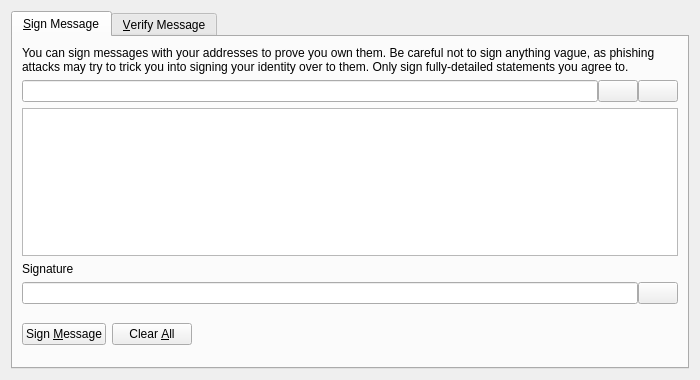
Above: src/qt/forms/signverifymessagedialog.ui from MassGrid/MassGrid before the change. Below: the same form after it.
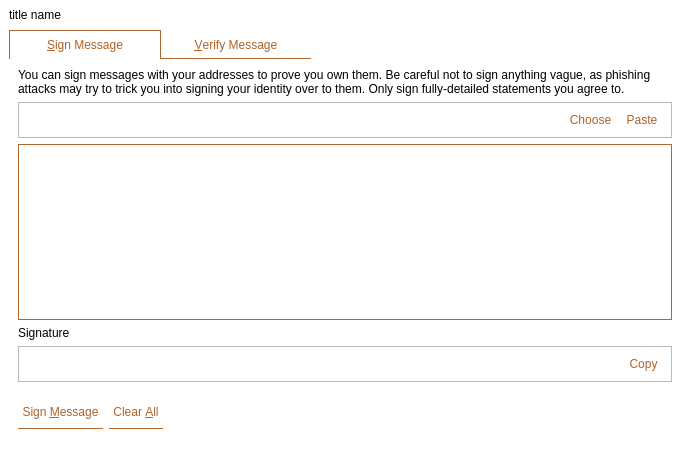
That is the form after the change. The open tabs and pages were chosen to show the change. Icons and pictures are not drawn. Custom widgets are drawn as their Qt base class.

```diff
--- a/src/qt/forms/signverifymessagedialog.ui
+++ b/src/qt/forms/signverifymessagedialog.ui
@@ -6,18 +6,257 @@
    <rect>
     <x>0</x>
     <y>0</y>
-    <width>700</width>
-    <height>380</height>
+    <width>690</width>
+    <height>454</height>
    </rect>
   </property>
+  <property name="minimumSize">
+   <size>
+    <width>0</width>
+    <height>0</height>
+   </size>
+  </property>
   <property name="windowTitle">
    <string>Signatures - Sign / Verify a Message</string>
   </property>
+  <property name="styleSheet">
+   <string notr="true">QWidget{
+	background-color: rgb(255, 255, 255);
+}
+
+QTabBar::tab
+{
+color: rgb(172, 99, 43);
+border-bottom:1px solid rgb(174,103,46);
+border-left:0px solid rgb(174,103,46);
+border-right:0px solid rgb(174,103,46);
+border-top:0px solid rgb(174,103,46);
+    min-width: 150px;
+    min-height: 28px;
+}
+
+
+QTabBar::tab:selected, QTabBar::tab:hover
+{
+border-left:1px solid rgb(174,103,46);
+border-right:1px solid rgb(174,103,46);
+border-top:1px solid rgb(174,103,46);
+border-bottom:0px solid rgb(174,103,46);
+}
+
+
+QTabBar::tab:selected
+{
+border-left:1px solid rgb(174,103,46);
+border-right:1px solid rgb(174,103,46);
+border-top:1px solid rgb(174,103,46);
+border-bottom:0px solid rgb(174,103,46);
+}
+
+QTabBar::tab:!selected
+{
+color: rgb(172, 99, 43);
+border-bottom:1px solid rgb(174,103,46);
+border-left:0px solid rgb(174,103,46);
+border-right:0px solid rgb(174,103,46);
+border-top:0px solid rgb(174,103,46);
+}
+
+QTabWidget::pane{
+	border:none;
+}
+
+QFrame{
+border:hidden;
+}
+QLineEdit{
+	border-color: rgb(186, 186, 186);
+	border:1px solid rgb(186, 186, 186);
+}
+
+
+QCheckBox{  
+    spacing: 5px;  
+}  
+  
+QCheckBox::indicator{  
+	width:20px;
+	height:20px; 
+}  
+  
+QCheckBox::indicator:unchecked{  
+	border-image: url(:/pic/res/pic/kPic.png);
+}  
+  
+QCheckBox::indicator:checked{  
+	border-image: url(:/pic/res/pic/selectPic.png);
+}  
+  
+QCheckBox::indicator:checked:disabled{  
+    image:url(:/CheckBox/res/checkedDisabled.png);  
+}  
+
+
+QSpinBox{
+ height:30px;
+ width:30px;
+	background-color: rgba(255, 255, 255, 0);
+	border:hidden;
+}
+QSpinBox::up-button
+{
+	background-color: rgba(255, 255, 255, 0);
+}
+QSpinBox::down-button{
+	background-color: rgba(255, 255, 255, 0);
+}
+
+QFrame#frame_9,QFrame#frame_10{
+	border-color: rgb(186, 186, 186);
+	border:1px solid rgb(186, 186, 186);
+}
+
+QComboBox
+{
+width: 120px;  
+height: 600px;
+border:1px solid rgb(174,103,46);
+font-size: 12pt;
+font-family: 微软雅黑,宋体;
+background-repeat: no-repeat;
+background-position: center left;
+background-color: rgb(255, 255, 255);
+color: rgb(0, 0, 0);
+selection-color: black;
+selection-background-color: darkgray;
+}
+
+QComboBox::drop-down 
+{
+width: 30px; 
+height:30px;
+image: url(:/pic/res/pic/xjt.png);
+}
+QComboBox QAbstractItemView
+{
+height:100px;
+border: 0px;  
+color: rgb(255, 255, 255);
+selection-color: rgb(255, 255, 255);
+selection-background-color: rgb(239, 169, 4);
+background-color: rgb(198, 125, 26);
+}
+QComboBox QAbstractItemView::item
+{
+height: 20px;
+background-color: rgb(198, 125, 26);
+border:hidden;
+}
+
+QPlainTextEdit{
+border:1px solid rgb(174,103,46);
+}
+
+QFrame#frame,QFrame#frame_2,QFrame#frame_3,QValidatedLineEdit#signatureIn_VM{
+	border-color: rgb(186, 186, 186);
+	border:1px solid rgb(186, 186, 186);
+}
+
+QToolButton{
+min-height:30;
+color: rgb(172, 99, 43);
+border-bottom:1px solid rgb(174,103,46);
+border-left:0px solid rgb(174,103,46);
+border-right:0px solid rgb(174,103,46);
+border-top:0px solid rgb(174,103,46);
+}
+
+</string>
+  </property>
   <property name="modal">
    <bool>true</bool>
   </property>
   <layout class="QVBoxLayout" name="verticalLayout">
+   <property name="spacing">
+    <number>0</number>
+   </property>
+   <property name="leftMargin">
+    <number>0</number>
+   </property>
+   <property name="topMargin">
+    <number>0</number>
+   </property>
+   <property name="rightMargin">
+    <number>0</number>
+   </property>
+   <property name="bottomMargin">
+    <number>0</number>
+   </property>
    <item>
+    <layout class="QHBoxLayout" name="horizontalLayout_5">
+     <property name="leftMargin">
+      <number>9</number>
+     </property>
+     <item>
+      <widget class="QLabel" name="label_titleName">
+       <property name="text">
+        <string>title name</string>
+       </property>
+      </widget>
+     </item>
+     <item>
+      <spacer name="horizontalSpacer_3">
+       <property name="orientation">
+        <enum>Qt::Horizontal</enum>
+       </property>
+       <property name="sizeHint" stdset="0">
+        <size>
+         <width>40</width>
+         <height>20</height>
+        </size>
+       </property>
+      </spacer>
+     </item>
+     <item>
+      <widget class="QToolButton" name="cancelButton">
+       <property name="minimumSize">
+        <size>
+         <width>30</width>
+         <height>30</height>
+        </size>
+       </property>
+       <property name="maximumSize">
+        <size>
+         <width>30</width>
+         <height>30</height>
+        </size>
+       </property>
+       <property name="styleSheet">
+        <string notr="true">QToolButton{
+border:hidden;
+image: url(:/pic/res/pic/closeBtn.png);
+}
+</string>
+       </property>
+       <property name="text">
+        <string/>
+       </property>
+      </widget>
+     </item>
+    </layout>
+   </item>
+   <item>
+    <layout class="QGridLayout" name="gridLayout">
+     <property name="leftMargin">
+      <number>9</number>
+     </property>
+     <property name="rightMargin">
+      <number>9</number>
+     </property>
+     <property name="bottomMargin">
+      <number>9</number>
+     </property>
+     <item row="0" column="0">
     <widget class="QTabWidget" name="tabWidget">
      <property name="currentIndex">
       <number>0</number>
@@ -41,24 +280,49 @@
         </widget>
        </item>
        <item>
-        <layout class="QHBoxLayout" name="horizontalLayout_1_SM">
-         <property name="spacing">
-          <number>0</number>
+          <widget class="QFrame" name="frame">
+           <property name="styleSheet">
+            <string notr="true"/>
+           </property>
+           <property name="frameShape">
+            <enum>QFrame::StyledPanel</enum>
+           </property>
+           <property name="frameShadow">
+            <enum>QFrame::Raised</enum>
+           </property>
+           <layout class="QHBoxLayout" name="horizontalLayout">
+            <property name="topMargin">
+             <number>2</number>
+            </property>
+            <property name="bottomMargin">
+             <number>2</number>
          </property>
          <item>
           <widget class="QValidatedLineEdit" name="addressIn_SM">
+              <property name="minimumSize">
+               <size>
+                <width>0</width>
+                <height>30</height>
+               </size>
+              </property>
            <property name="toolTip">
             <string>The MassGrid address to sign the message with</string>
            </property>
+              <property name="styleSheet">
+               <string notr="true">border:hidden;</string>
+              </property>
           </widget>
          </item>
          <item>
-          <widget class="QPushButton" name="addressBookButton_SM">
+             <widget class="QToolButton" name="addressBookButton_SM">
            <property name="toolTip">
             <string>Choose previously used address</string>
            </property>
+              <property name="styleSheet">
+               <string notr="true">border:hidden;</string>
+              </property>
            <property name="text">
-            <string/>
+               <string>Choose</string>
            </property>
            <property name="icon">
             <iconset resource="../massgrid.qrc">
@@ -67,18 +331,21 @@
            <property name="shortcut">
             <string>Alt+A</string>
            </property>
-           <property name="autoDefault">
-            <bool>false</bool>
+              <property name="toolButtonStyle">
+               <enum>Qt::ToolButtonTextBesideIcon</enum>
            </property>
           </widget>
          </item>
          <item>
-          <widget class="QPushButton" name="pasteButton_SM">
+             <widget class="QToolButton" name="pasteButton_SM">
            <property name="toolTip">
             <string>Paste address from clipboard</string>
            </property>
+              <property name="styleSheet">
+               <string notr="true">border:hidden;</string>
+              </property>
            <property name="text">
-            <string/>
+               <string>Paste</string>
            </property>
            <property name="icon">
             <iconset resource="../massgrid.qrc">
@@ -87,12 +354,13 @@
            <property name="shortcut">
             <string>Alt+P</string>
            </property>
-           <property name="autoDefault">
-            <bool>false</bool>
+              <property name="toolButtonStyle">
+               <enum>Qt::ToolButtonTextBesideIcon</enum>
            </property>
           </widget>
          </item>
         </layout>
+          </widget>
        </item>
        <item>
         <widget class="QPlainTextEdit" name="messageIn_SM">
@@ -103,6 +371,9 @@
        </item>
        <item>
         <widget class="QLabel" name="signatureLabel_SM">
+           <property name="styleSheet">
+            <string notr="true"/>
+           </property>
          <property name="text">
           <string>Signature</string>
          </property>
@@ -112,48 +383,77 @@
         </widget>
        </item>
        <item>
-        <layout class="QHBoxLayout" name="horizontalLayout_2_SM">
-         <property name="spacing">
-          <number>0</number>
+          <widget class="QFrame" name="frame_2">
+           <property name="styleSheet">
+            <string notr="true"/>
+           </property>
+           <property name="frameShape">
+            <enum>QFrame::StyledPanel</enum>
+           </property>
+           <property name="frameShadow">
+            <enum>QFrame::Raised</enum>
+           </property>
+           <layout class="QHBoxLayout" name="horizontalLayout_2">
+            <property name="topMargin">
+             <number>2</number>
+            </property>
+            <property name="bottomMargin">
+             <number>2</number>
          </property>
          <item>
           <widget class="QLineEdit" name="signatureOut_SM">
+              <property name="minimumSize">
+               <size>
+                <width>0</width>
+                <height>30</height>
+               </size>
+              </property>
            <property name="font">
             <font>
              <italic>true</italic>
             </font>
            </property>
+              <property name="styleSheet">
+               <string notr="true">border:hidden;</string>
+              </property>
            <property name="readOnly">
             <bool>true</bool>
            </property>
           </widget>
          </item>
          <item>
-          <widget class="QPushButton" name="copySignatureButton_SM">
+             <widget class="QToolButton" name="copySignatureButton_SM">
            <property name="toolTip">
             <string>Copy the current signature to the system clipboard</string>
            </property>
+              <property name="styleSheet">
+               <string notr="true">border:hidden;</string>
+              </property>
            <property name="text">
-            <string/>
+               <string>Copy</string>
            </property>
            <property name="icon">
             <iconset resource="../massgrid.qrc">
              <normaloff>:/icons/editcopy</normaloff>:/icons/editcopy</iconset>
            </property>
-           <property name="autoDefault">
-            <bool>false</bool>
+              <property name="toolButtonStyle">
+               <enum>Qt::ToolButtonTextBesideIcon</enum>
            </property>
           </widget>
          </item>
         </layout>
+          </widget>
        </item>
        <item>
         <layout class="QHBoxLayout" name="horizontalLayout_3_SM">
          <item>
-          <widget class="QPushButton" name="signMessageButton_SM">
+            <widget class="QToolButton" name="signMessageButton_SM">
            <property name="toolTip">
             <string>Sign the message to prove you own this MassGrid address</string>
            </property>
+             <property name="styleSheet">
+              <string notr="true"/>
+             </property>
            <property name="text">
             <string>Sign &amp;Message</string>
            </property>
@@ -161,13 +461,13 @@
             <iconset resource="../massgrid.qrc">
              <normaloff>:/icons/edit</normaloff>:/icons/edit</iconset>
            </property>
-           <property name="autoDefault">
-            <bool>false</bool>
+             <property name="toolButtonStyle">
+              <enum>Qt::ToolButtonTextBesideIcon</enum>
            </property>
           </widget>
          </item>
          <item>
-          <widget class="QPushButton" name="clearButton_SM">
+            <widget class="QToolButton" name="clearButton_SM">
            <property name="toolTip">
             <string>Reset all sign message fields</string>
            </property>
@@ -178,8 +478,8 @@
             <iconset resource="../massgrid.qrc">
              <normaloff>:/icons/remove</normaloff>:/icons/remove</iconset>
            </property>
-           <property name="autoDefault">
-            <bool>false</bool>
+             <property name="toolButtonStyle">
+              <enum>Qt::ToolButtonTextBesideIcon</enum>
            </property>
           </widget>
          </item>
@@ -373,6 +673,8 @@
       </layout>
      </widget>
     </widget>
+     </item>
+    </layout>
    </item>
   </layout>
  </widget>
```
Left out of the diff: 74 changed lines with no effect on the pictures. Lines whose indentation alone changed are shown as unchanged.
